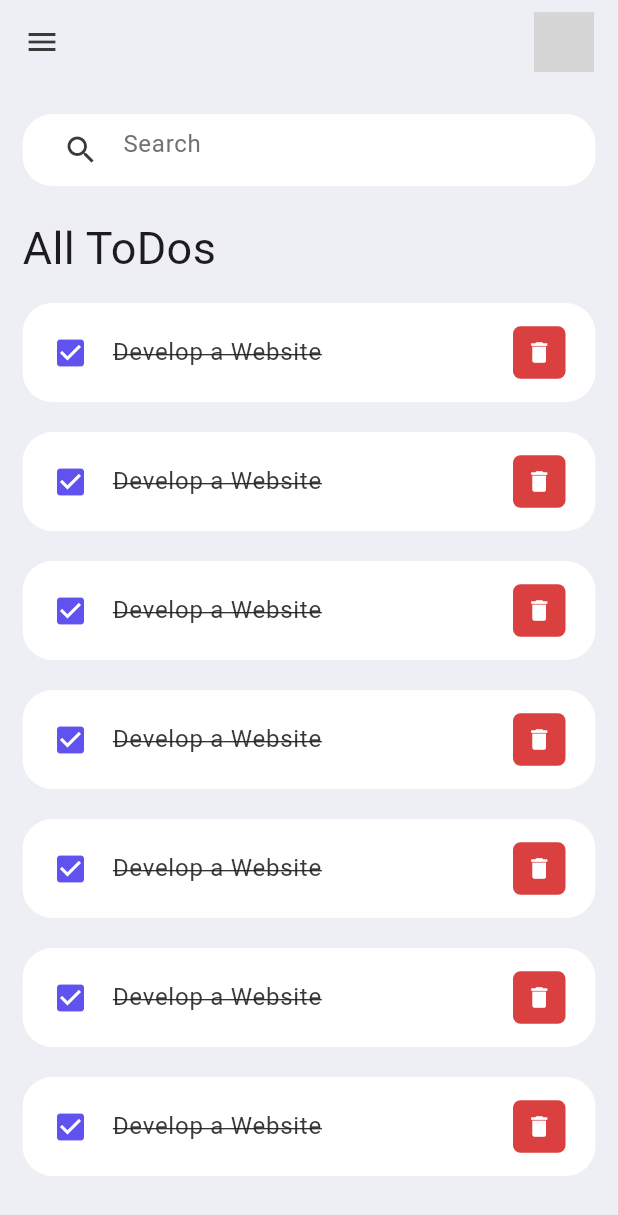
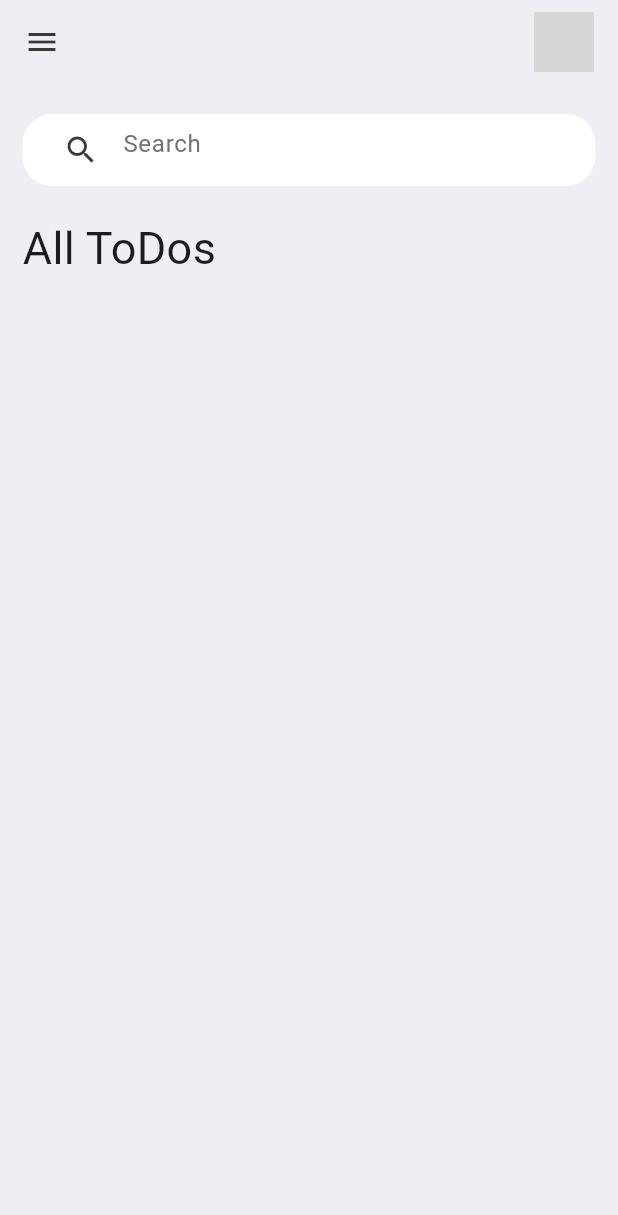
Before and after one commit to syedDayim/To_Do_FlutterApp, a Flutter app: the screen it shows after launch, on a phone screen of 412 x 824 dp. Shown: the top 1215 px of the screen. Run offline on Flutter 3.47's test engine with Material 3 defaults, Android fonts, the phone set to English and light mode, and no system bars; grey boxes are pictures that could not be loaded.

```diff
--- /dev/null
+++ b/lib/model/todo.dart
@@ -0,0 +1,20 @@
+class ToDo{
+  String? id;
+  String? todoText;
+  bool? isDone;
+
+  ToDo({required this.id, required this.todoText, this.isDone = false,});
+
+  static List<ToDo> toDoList(){
+    return [
+      ToDo(id: '1', todoText: "Develop a Website", isDone: true),
+      ToDo(id: '2', todoText: "Meeting", isDone: true),
+      ToDo(id: '3', todoText: "CRM",),
+      ToDo(id: '4', todoText: "Develop a Websote", isDone: true),
+      ToDo(id: '5', todoText: "Host the Website",),
+      ToDo(id: '6', todoText: "Go for a Walk",),
+      ToDo(id: '7', todoText: "Eat vegetables",),
+    ];
+  }
+
+}
--- a/lib/screens/home.dart
+++ b/lib/screens/home.dart
@@ -1,14 +1,18 @@
 // ignore_for_file: sized_box_for_whitespace
-
 import 'package:flutter/material.dart';
 import 'package:to_do/constants/colors.dart';
-import 'package:to_do/screens/to_do_items.dart';
+
 
 class Home extends StatelessWidget {
   const Home({super.key});
 
+
   @override
   Widget build(BuildContext context) {
+
+
+
+
     return Scaffold(
         backgroundColor: tdBGColor,
         appBar: _buildAppBar(),
@@ -24,6 +28,8 @@ class Home extends StatelessWidget {
   }
 
   Widget mainlist() {
+
+
     return Expanded(
                 child: ListView(
                   children: [
@@ -36,16 +42,9 @@ class Home extends StatelessWidget {
                         ),
                       ),
                     ),
-                    ToDoItems(),
-                    ToDoItems(),
-                    ToDoItems(),
-                    ToDoItems(),
-                    ToDoItems(),
-                    ToDoItems(),
-                    ToDoItems(),
-                    Text("2"),
-                    Text("3"),
-                    Text("4"),
+
+
+
 
                   ],
                 ),
```
